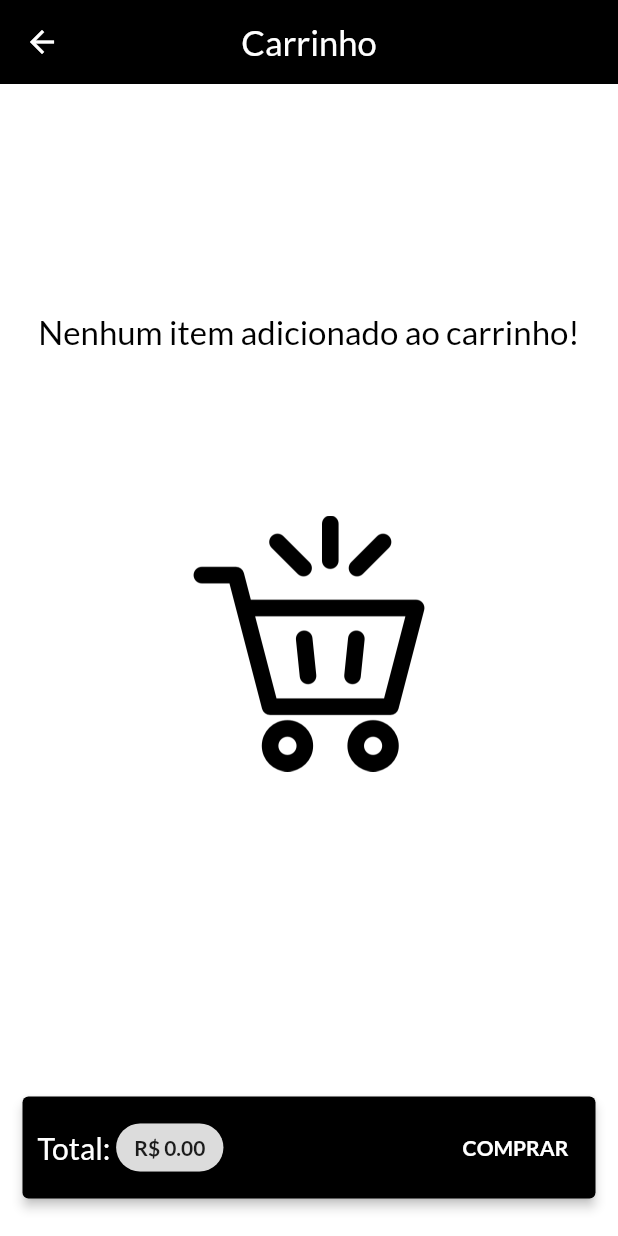
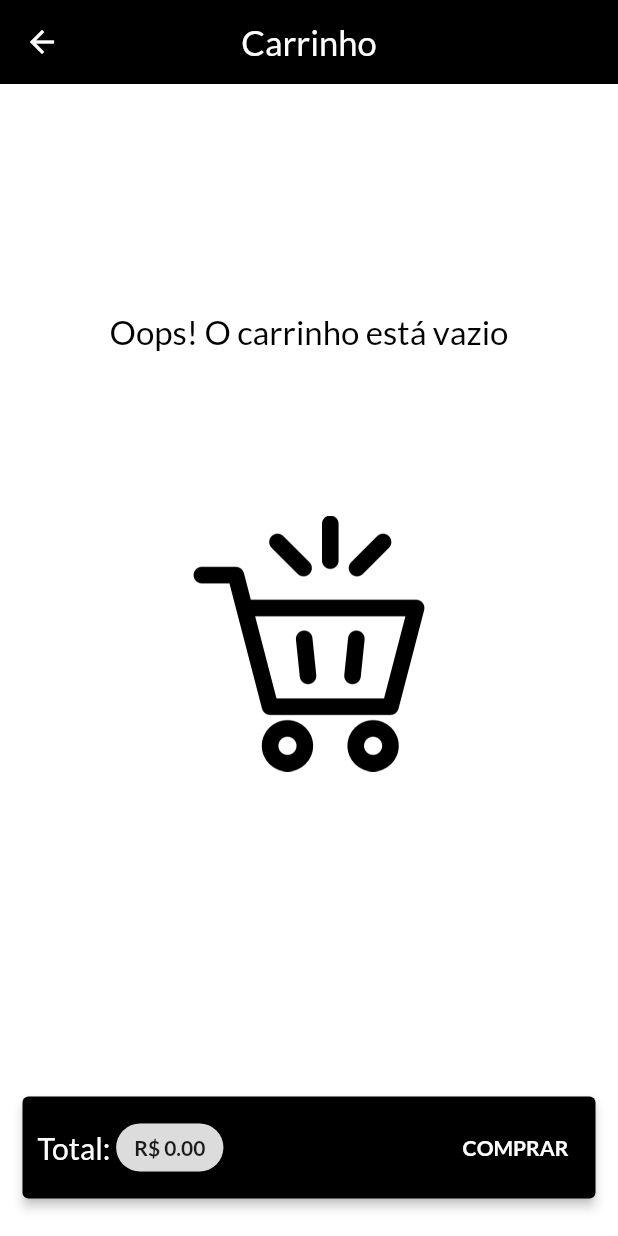
Before and after one commit to e-medeiros1/loja_virtual, a Flutter app: the CartPage screen opened by its route, on a phone screen of 412 x 824 dp. Run offline on Flutter 3.47's test engine with Material 2 defaults, Android fonts, the phone set to English and light mode, and no system bars; network calls fail.

Commit message:
Changes text of cart when it's empty

```diff
--- a/lib/pages/cart_page.dart
+++ b/lib/pages/cart_page.dart
@@ -49,7 +49,7 @@ class CartPage extends StatelessWidget {
                     ),
                     const Center(
                       child: Text(
-                        'Nenhum item adicionado ao carrinho!',
+                        'Oops! O carrinho está vazio',
                         style: TextStyle(
                           color: Colors.black,
                           // fontWeight: FontWeight.w600,
```
